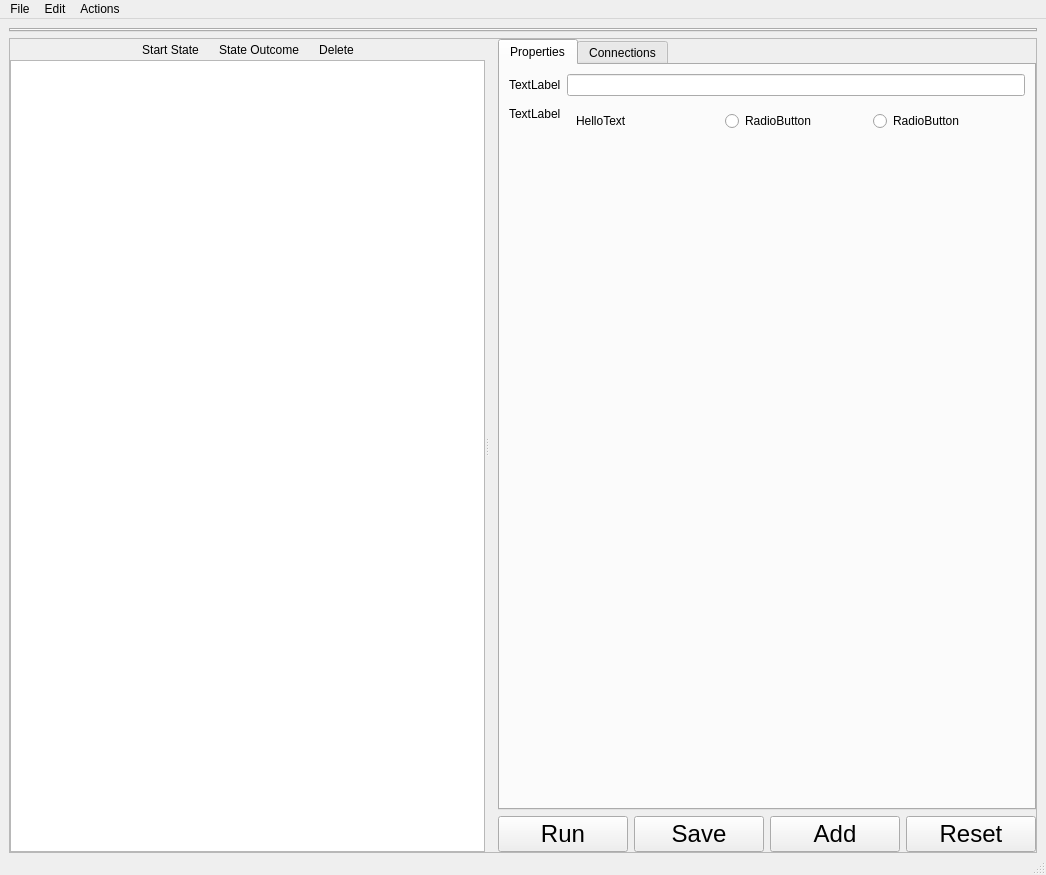
The window that rcommander_core/RCommander.ui (gt-ros-pkg/rcommander-core) describes before a commit, drawn with Qt 5.
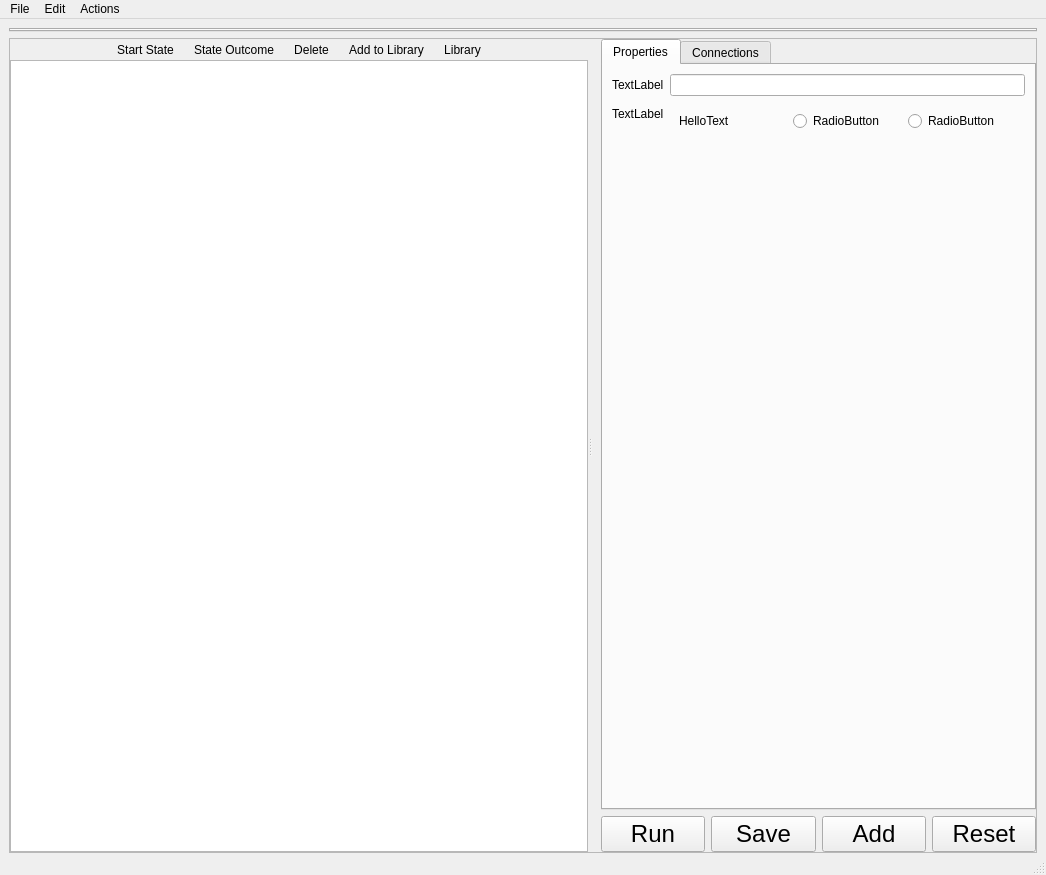
The same window after the commit. Icons and pictures are not drawn.

Commit message: library display now up!!!

```diff
--- a/rcommander_core/RCommander.ui
+++ b/rcommander_core/RCommander.ui
@@ -127,6 +127,29 @@
                 </property>
                </widget>
               </item>
+              <item>
+               <widget class="QToolButton" name="add_to_library_button">
+                <property name="text">
+                 <string>Add to Library</string>
+                </property>
+                <property name="autoRaise">
+                 <bool>true</bool>
+                </property>
+               </widget>
+              </item>
+              <item>
+               <widget class="QToolButton" name="library_button">
+                <property name="text">
+                 <string>Library</string>
+                </property>
+                <property name="checkable">
+                 <bool>true</bool>
+                </property>
+                <property name="autoRaise">
+                 <bool>true</bool>
+                </property>
+               </widget>
+              </item>
               <item>
                <spacer name="horizontalSpacer_2">
                 <property name="orientation">
```
The commit also changes 3 other files.
